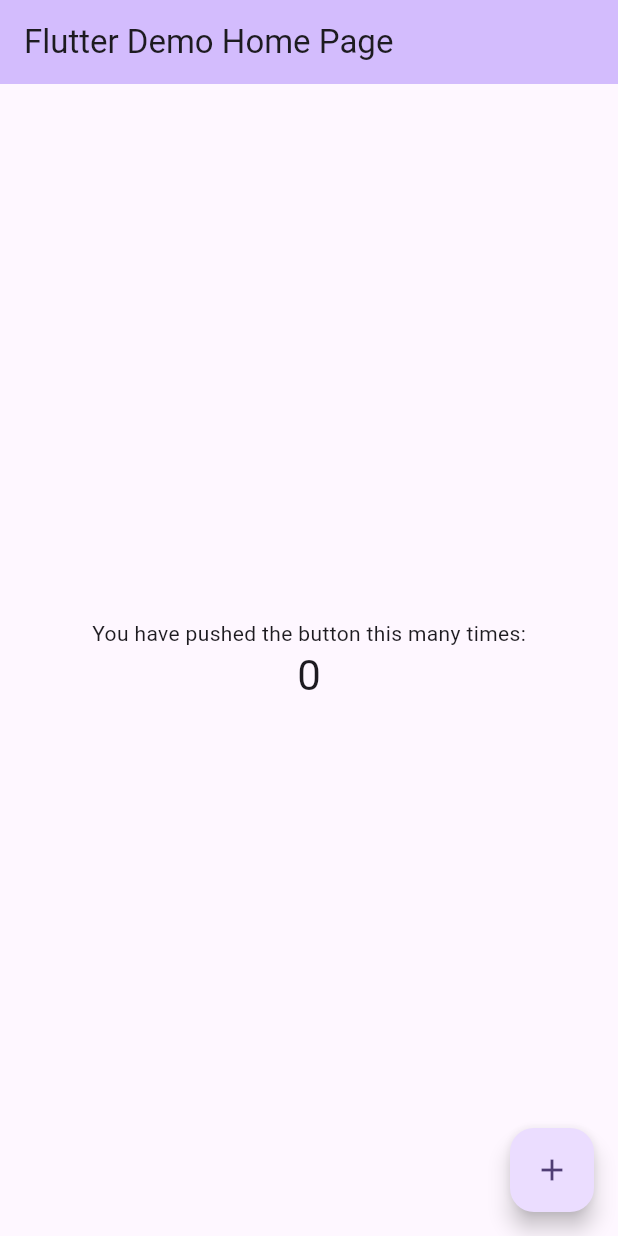
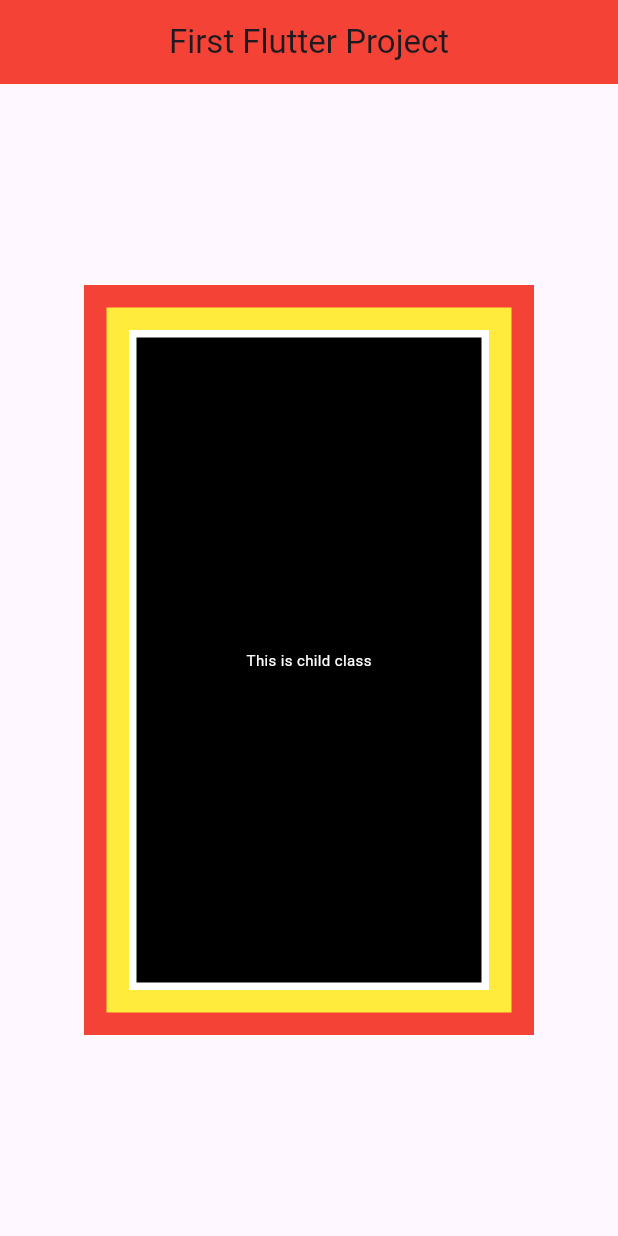
Before and after one commit to sohankafle10/Flutter-Practice, a Flutter app: the screen it shows after launch, on a phone screen of 412 x 824 dp. Run offline on Flutter 3.47's test engine with Material 3 defaults, Android fonts, the phone set to English and light mode, and no system bars.

Commit message:
First Day

```diff
--- /dev/null
+++ b/lib/containers.dart
@@ -0,0 +1,43 @@
+import 'package:flutter/material.dart';
+
+class Containers extends StatelessWidget {
+  const Containers({super.key});
+
+  @override
+  Widget build(BuildContext context) {
+    return Scaffold(
+      appBar: AppBar(
+        title: Text("First Flutter Project"),
+        centerTitle: true,
+        backgroundColor: Colors.red,
+      ),
+      body: Center(
+        child: Container(
+          width: 300,
+          height: 500,
+          padding: EdgeInsets.all(15),
+          decoration: BoxDecoration(
+            color: Colors.yellow,
+            borderRadius: BorderRadius.zero,
+            border: Border.all(color: Colors.red, width: 15),
+          ),
+          child: Container(
+            height: 10,
+            width: 5,
+            padding: EdgeInsets.all(20),
+            decoration: BoxDecoration(
+              color: Colors.black,
+              borderRadius: BorderRadius.zero,
+              border: Border.all(color: Colors.white, width: 5),
+            ),
+            alignment: Alignment.center,
+            child: Text(
+              "This is child class",
+              style: TextStyle(color: Colors.white, fontSize: 10),
+            ),
+          ),
+        ),
+      ),
+    );
+  }
+}
--- a/lib/main.dart
+++ b/lib/main.dart
@@ -1,3 +1,5 @@
+import 'package:basic_dart/containers.dart';
+import 'package:basic_dart/homepage.dart';
 import 'package:flutter/material.dart';
 
 void main() {
@@ -14,109 +16,10 @@ class MyApp extends StatelessWidget {
       title: 'Flutter Demo',
       theme: ThemeData(
         // This is the theme of your application.
-        //
-        // TRY THIS: Try running your application with "flutter run". You'll see
-        // the application has a purple toolbar. Then, without quitting the app,
-        // try changing the seedColor in the colorScheme below to Colors.green
-        // and then invoke "hot reload" (save your changes or press the "hot
-        // reload" button in a Flutter-supported IDE, or press "r" if you used
-        // the command line to start the app).
-        //
-        // Notice that the counter didn't reset back to zero; the application
-        // state is not lost during the reload. To reset the state, use hot
-        // restart instead.
-        //
-        // This works for code too, not just values: Most code changes can be
-        // tested with just a hot reload.
+
         colorScheme: ColorScheme.fromSeed(seedColor: Colors.deepPurple),
       ),
-      home: const MyHomePage(title: 'Flutter Demo Home Page'),
+      home: Containers()
     );
   }
 }
-
-class MyHomePage extends StatefulWidget {
-  const MyHomePage({super.key, required this.title});
-
-  // This widget is the home page of your application. It is stateful, meaning
-  // that it has a State object (defined below) that contains fields that affect
-  // how it looks.
-
-  // This class is the configuration for the state. It holds the values (in this
-  // case the title) provided by the parent (in this case the App widget) and
-  // used by the build method of the State. Fields in a Widget subclass are
-  // always marked "final".
-
-  final String title;
-
-  @override
-  State<MyHomePage> createState() => _MyHomePageState();
-}
-
-class _MyHomePageState extends State<MyHomePage> {
-  int _counter = 0;
-
-  void _incrementCounter() {
-    setState(() {
-      // This call to setState tells the Flutter framework that something has
-      // changed in this State, which causes it to rerun the build method below
-      // so that the display can reflect the updated values. If we changed
-      // _counter without calling setState(), then the build method would not be
-      // called again, and so nothing would appear to happen.
-      _counter++;
-    });
-  }
-
-  @override
-  Widget build(BuildContext context) {
-    // This method is rerun every time setState is called, for instance as done
-    // by the _incrementCounter method above.
-    //
-    // The Flutter framework has been optimized to make rerunning build methods
-    // fast, so that you can just rebuild anything that needs updating rather
-    // than having to individually change instances of widgets.
-    return Scaffold(
-      appBar: AppBar(
-        // TRY THIS: Try changing the color here to a specific color (to
-        // Colors.amber, perhaps?) and trigger a hot reload to see the AppBar
-        // change color while the other colors stay the same.
-        backgroundColor: Theme.of(context).colorScheme.inversePrimary,
-        // Here we take the value from the MyHomePage object that was created by
-        // the App.build method, and use it to set our appbar title.
-        title: Text(widget.title),
-      ),
-      body: Center(
-        // Center is a layout widget. It takes a single child and positions it
-        // in the middle of the parent.
-        child: Column(
-          // Column is also a layout widget. It takes a list of children and
-          // arranges them vertically. By default, it sizes itself to fit its
-          // children horizontally, and tries to be as tall as its parent.
-          //
-          // Column has various properties to control how it sizes itself and
-          // how it positions its children. Here we use mainAxisAlignment to
-          // center the children vertically; the main axis here is the vertical
-          // axis because Columns are vertical (the cross axis would be
-          // horizontal).
-          //
-          // TRY THIS: Invoke "debug painting" (choose the "Toggle Debug Paint"
-          // action in the IDE, or press "p" in the console), to see the
-          // wireframe for each widget.
-          mainAxisAlignment: MainAxisAlignment.center,
-          children: <Widget>[
-            const Text('You have pushed the button this many times:'),
-            Text(
-              '$_counter',
-              style: Theme.of(context).textTheme.headlineMedium,
-            ),
-          ],
-        ),
-      ),
-      floatingActionButton: FloatingActionButton(
-        onPressed: _incrementCounter,
-        tooltip: 'Increment',
-        child: const Icon(Icons.add),
-      ), // This trailing comma makes auto-formatting nicer for build methods.
-    );
-  }
-}
```
Also changed, not shown: lib/homepage.dart (added, +88 -0 lines).
